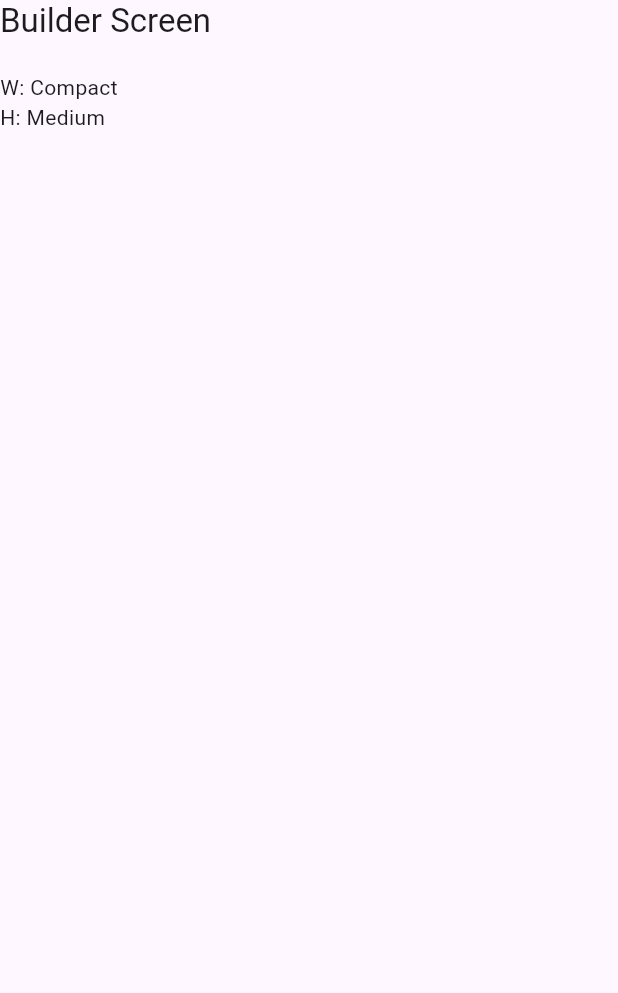
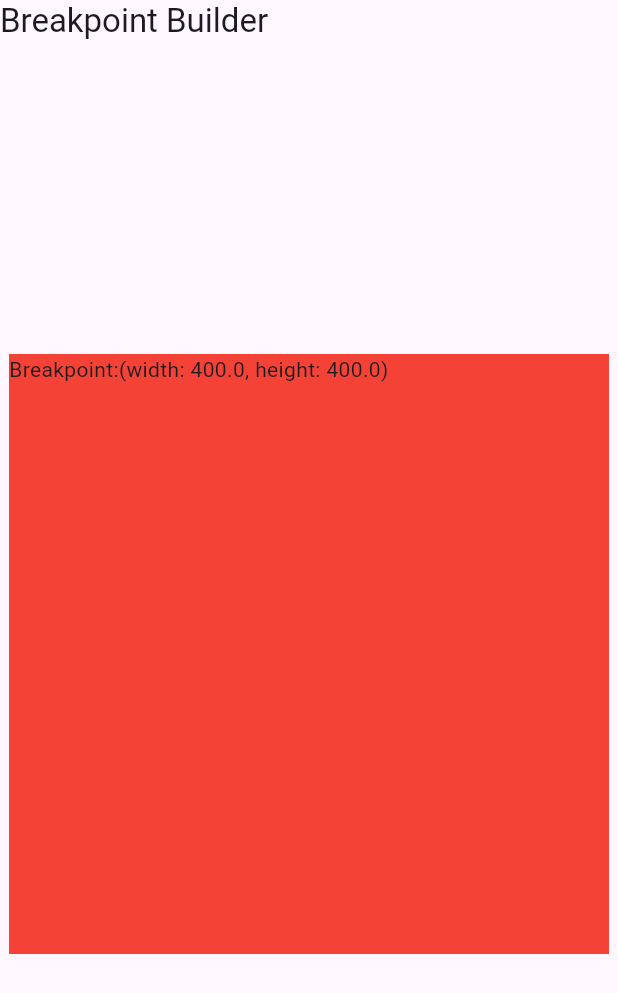
Before and after one commit to YukiAttano/responsive_ux, a Flutter app: the Screen screen opened directly, on a phone screen of 412 x 824 dp. Shown: the top 993 px of the screen. Run offline on Flutter 3.47's test engine with Material 3 defaults, Android fonts, the phone set to English and light mode, and no system bars.

Commit message:
add example

````diff
--- /dev/null
+++ b/example/lib/breakpoint_screen.dart
@@ -0,0 +1,43 @@
+import 'package:example/util/screen.dart';
+import 'package:flutter/material.dart';
+import 'package:responsive_ux/responsive_ux.dart';
+
+class BreakpointScreen extends StatelessWidget {
+  const BreakpointScreen({super.key});
+
+  @override
+  Widget build(BuildContext context) {
+    return Screen(
+      title: "Breakpoint Builder",
+      child: Center(
+        child: BreakpointBuilder(
+          breakpoints: [
+            Breakpoint(0, 0),
+            Breakpoint(10, 10),
+            Breakpoint(100, 100),
+            Breakpoint(200, 200),
+            Breakpoint(300, 250),
+            Breakpoint(300, 300),
+            Breakpoint(400, 400),
+            Breakpoint(500, 400),
+            Breakpoint(600, 400),
+            Breakpoint(600, 500),
+            Breakpoint(600, 600),
+            Breakpoint(600, 700),
+            Breakpoint(600, 800),
+          ],
+          builder: (context, breakpoint, child) {
+            return ColoredBox(
+              color: Colors.red,
+              child: SizedBox(
+                width: breakpoint.width,
+                height: breakpoint.height,
+                child: Text(breakpoint.toString()),
+              ),
+            );
+          },
+        ),
+      ),
+    );
+  }
+}
--- /dev/null
+++ b/example/lib/breakpoint_separated_screen.dart
@@ -0,0 +1,85 @@
+import 'package:example/util/screen.dart';
+import 'package:flutter/material.dart';
+import 'package:responsive_ux/responsive_ux.dart';
+
+class BreakpointSeparatedScreen extends StatelessWidget {
+  const BreakpointSeparatedScreen({super.key});
+
+  @override
+  Widget build(BuildContext context) {
+    return const Screen(
+      title: "Breakpoint Builder with either width or height",
+      child: Row(
+        mainAxisAlignment: MainAxisAlignment.spaceBetween,
+        crossAxisAlignment: CrossAxisAlignment.start,
+        children: [
+          Flexible(
+            child: ColoredBox(
+              color: Colors.red,
+              child: _WidthExample(),
+            ),
+          ),
+          VerticalDivider(),
+          Flexible(
+            child: ColoredBox(
+              color: Colors.red,
+              child: _HeightExample(),
+            ),
+          )
+        ],
+      ),
+    );
+  }
+}
+
+class _WidthExample extends StatelessWidget {
+  const _WidthExample({super.key});
+
+  @override
+  Widget build(BuildContext context) {
+    return BreakpointBuilder(
+      breakpoints: const [
+        Breakpoint.width(0),
+        Breakpoint.width(20),
+        Breakpoint.width(50),
+        Breakpoint.width(100),
+        Breakpoint.width(200),
+        Breakpoint.width(400),
+        Breakpoint.width(500),
+        Breakpoint.width(600),
+      ],
+      builder: (context, breakpoint, child) {
+        return SizedBox(
+          width: breakpoint.width,
+          height: 100,
+        );
+      },
+    );
+  }
+}
+
+class _HeightExample extends StatelessWidget {
+  const _HeightExample({super.key});
+
+  @override
+  Widget build(BuildContext context) {
+    return BreakpointBuilder(
+      breakpoints: [
+        Breakpoint.height(0),
+        Breakpoint.height(20),
+        Breakpoint.height(50),
+        Breakpoint.height(100),
+        Breakpoint.height(200),
+        Breakpoint.height(400),
+        Breakpoint.height(500),
+        Breakpoint.height(600),
+      ],
+      builder: (context, breakpoint, child) {
+        return SizedBox(
+          width: 50,
+          height: breakpoint.height,
+        );
+      },
+    );
+  }
+}
--- a/lib/responsive_ux.dart
+++ b/lib/responsive_ux.dart
@@ -1,10 +1,12 @@
 library responsive_ux;
 
+export 'src/data/breakpoint.dart';
 export 'src/data/window_size.dart';
 export 'src/data/window_size_configuration_data.dart';
 export 'src/data/window_sizes.dart';
 //
 export 'src/logic/window_size_notifier.dart';
 //
+export 'src/ui/breakpoint_builder.dart';
 export 'src/ui/window_size_builder.dart';
 export 'src/ui/window_size_configuration.dart';
--- /dev/null
+++ b/lib/src/data/breakpoint.dart
@@ -0,0 +1,81 @@
+import 'dart:ui';
+
+import 'package:flutter/widgets.dart';
+import 'package:responsive_ux/responsive_ux.dart';
+
+/// A [Breakpoint] is defined as a minimum [width] and [height]
+///
+/// Example:
+/// ```dart
+///  Breakpoint small = Breakpoint(0, 0);
+///  Breakpoint big   = Breakpoint(100, 50);
+/// ```
+///
+class Breakpoint {
+  final double width;
+  final double height;
+
+  const Breakpoint(this.width, this.height);
+
+  const factory Breakpoint.width(double width) = _WidthBreakpoint;
+
+  const factory Breakpoint.height(double height) = _HeightBreakpoint;
+
+  Size toSize() => Size(width, height);
+
+  WindowSize toWindowSize() => WindowSize(width, height);
+
+  /// The breakpoint that is equal or smaller than [size].
+  ///
+  /// [values] must be sorted ascending, otherwise it will result in wrong results
+  ///
+  /// [values] should always start with a defined value of [Breakpoint.width] = 0 and [Breakpoint.height] = 0
+  ///
+  /// if no matching [Breakpoint] is found, the last value is returned
+  static Breakpoint of(Size size, List<Breakpoint> values) {
+    assert(values.isNotEmpty, "The given list is empty");
+
+    for (var breakpoint in values.reversed) {
+      if (breakpoint.matches(size)) {
+        return breakpoint;
+      }
+    }
+
+    return values.last;
+  }
+
+  bool matches(Size size) {
+    return size >= toSize();
+  }
+
+  @override
+  int get hashCode => Object.hash(width, height);
+
+  @override
+  bool operator ==(Object other) {
+    return identical(this, other) || other is Breakpoint && width == other.width && height == other.height;
+  }
+
+  @override
+  String toString() {
+    return "Breakpoint:(width: $width, height: $height)";
+  }
+}
+
+class _WidthBreakpoint extends Breakpoint {
+  const _WidthBreakpoint(double width) : super(width, 0);
+
+  @override
+  bool matches(Size size) {
+    return size.width >= width;
+  }
+}
+
+class _HeightBreakpoint extends Breakpoint {
+  const _HeightBreakpoint(double height) : super(0, height);
+
+  @override
+  bool matches(Size size) {
+    return size.height >= height;
+  }
+}
--- a/lib/src/data/window_size.dart
+++ b/lib/src/data/window_size.dart
@@ -1,6 +1,7 @@
 import 'dart:ui';
 
 import 'package:flutter/widgets.dart';
+import 'package:responsive_ux/src/data/breakpoint.dart';
 
 /// A [WindowSize] is defined after the WindowSizeClass by Android and consists of a minimal value for width and height
 /// where each corresponds to either the WindowSizeClass of the width or the WindowSizeClass of the height.
@@ -13,11 +14,24 @@ import 'package:flutter/widgets.dart';
 /// ```
 /// Compact is therefor implemented as width: 0 and height: 0
 ///
+/// A WindowSize is defined per width and height independently but both share the same name.
+/// Example:
+/// ```
+///   WindowSize medium = WindowSize(600, 480)
+///
+///   // The WindowSizeClass for width "medium" is 600
+///   // The WindowSizeClass for height "medium" is 480
+///   // Both are the "medium" WindowSizeClass but the Size is independently calculated
+/// ```
+///
 class WindowSize {
   final double width;
   final double height;
 
   const WindowSize(this.width, this.height);
+
+  Size toSize() => Size(width, height);
+  Breakpoint toBreakpoint() => Breakpoint(width, height);
 
   /// The returned [WindowSize] is valid only for [WindowSize.width].
   /// To receive the correct [WindowSize] for the height, use [ofHeight]
--- /dev/null
+++ b/lib/src/ui/breakpoint_builder.dart
@@ -0,0 +1,46 @@
+import 'package:flutter/material.dart';
+import 'package:responsive_ux/src/data/breakpoint.dart';
+
+typedef BpBuilder = Widget Function(BuildContext context, Breakpoint breakpoint, Widget? child);
+
+class BreakpointBuilder extends StatefulWidget {
+  final List<Breakpoint> breakpoints;
+  final BpBuilder builder;
+  final Widget? child;
+
+  const BreakpointBuilder._({super.key, required this.breakpoints, required this.builder, this.child})
+      : assert(breakpoints.length != 0, "No breakpoint defined, You must define at least one Breakpoint");
+
+  /// Rebuilds if a [Breakpoint] is changed according to [Breakpoint.of]
+  const BreakpointBuilder({Key? key, required List<Breakpoint> breakpoints, required BpBuilder builder, Widget? child})
+      : this._(key: key, breakpoints: breakpoints, builder: builder, child: child);
+
+  @override
+  State<BreakpointBuilder> createState() => _BreakpointBuilderState();
+}
+
+class _BreakpointBuilderState extends State<BreakpointBuilder> {
+  @override
+  Widget build(BuildContext context) {
+    Size maxSize;
+    Breakpoint breakpoint;
+
+    Breakpoint? last;
+    Widget? child;
+
+    return LayoutBuilder(
+      builder: (context, constraints) {
+        maxSize = Size(constraints.maxWidth, constraints.maxHeight);
+        breakpoint = Breakpoint.of(maxSize, widget.breakpoints);
+
+        if (breakpoint != last) {
+          last = breakpoint;
+
+          child = widget.builder(context, breakpoint, widget.child);
+        }
+
+        return child!;
+      },
+    );
+  }
+}
````
Also changed, not shown: example/lib/local_screen.dart (deleted, +0 -36 lines), example/lib/main.dart (+5 -3 lines).
